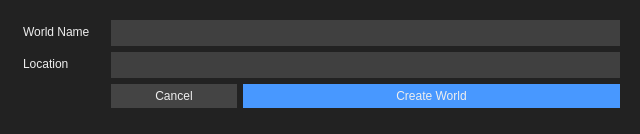
Before: the Qt Designer form src/dialogs/newprojectdialog.ui in jahshaka/Studio, drawn with Qt 5.
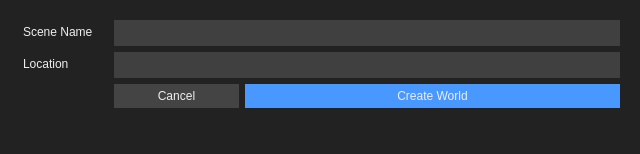
After: the same form once the commit is applied.

Commit message: Changed link on download scene button

What changed in the file:
```diff
--- a/src/dialogs/newprojectdialog.ui
+++ b/src/dialogs/newprojectdialog.ui
@@ -7,7 +7,7 @@
     <x>0</x>
     <y>0</y>
     <width>640</width>
-    <height>134</height>
+    <height>154</height>
    </rect>
   </property>
  <property name="sizePolicy">
@@ -71,7 +71,7 @@
       <item row="0" column="0">
        <widget class="QLabel" name="pName">
         <property name="text">
-         <string>World Name</string>
+         <string>Scene Name</string>
         </property>
        </widget>
       </item>
```
Lines whose indentation alone changed are shown as unchanged. The commit also changes 1 other file.
